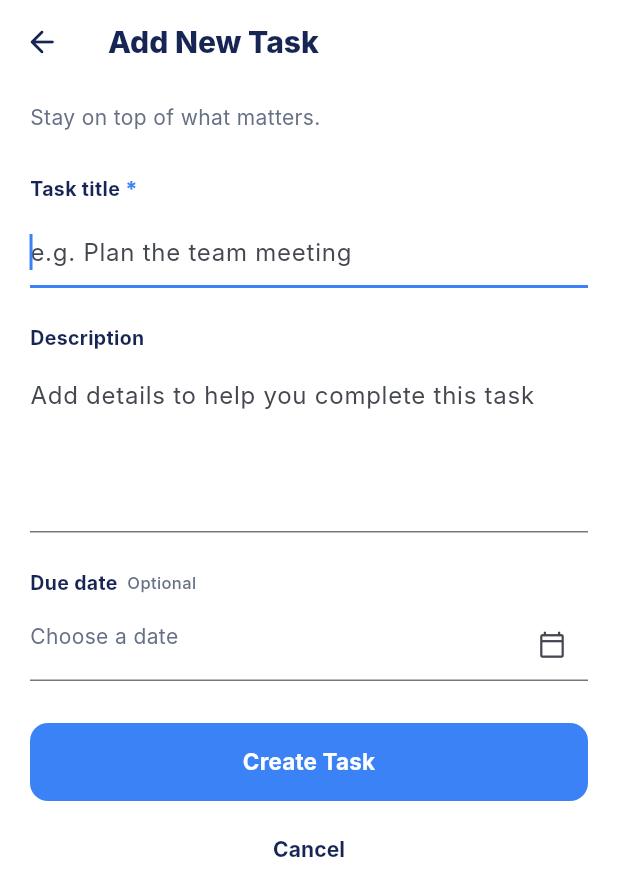
After one commit to DuminduMalinga/TaskFlow, a Flutter app: the AddTaskScreen screen opened directly, on a phone screen of 412 x 824 dp. The commit adds this screen. Shown: the top 896 px of the screen. Run offline on Flutter 3.47's test engine with Material 3 defaults, Android fonts, the phone set to English and light mode, and no system bars; Roboto replaces fonts that are missing (Inter).

Commit message:
Add dedicated task creation screen
Introduces a dedicated form for creating tasks with titles, descriptions, and optional due dates. Extracts shared app colors into a theme file and updates task home navigation and widget tests for the new flow.

```diff
--- /dev/null
+++ b/lib/screens/add_task_screen.dart
@@ -0,0 +1,271 @@
+import 'package:flutter/material.dart';
+
+import '../theme/app_colors.dart';
+
+class AddTaskResult {
+  const AddTaskResult({
+    required this.title,
+    required this.description,
+    this.dueDate,
+  });
+
+  final String title;
+  final String description;
+  final DateTime? dueDate;
+}
+
+class AddTaskScreen extends StatefulWidget {
+  const AddTaskScreen({super.key});
+
+  @override
+  State<AddTaskScreen> createState() => _AddTaskScreenState();
+}
+
+class _AddTaskScreenState extends State<AddTaskScreen> {
+  final _formKey = GlobalKey<FormState>();
+  late final TextEditingController _titleController;
+  late final TextEditingController _descriptionController;
+  DateTime? _dueDate;
+
+  @override
+  void initState() {
+    super.initState();
+    _titleController = TextEditingController();
+    _descriptionController = TextEditingController();
+  }
+
+  @override
+  void dispose() {
+    _titleController.dispose();
+    _descriptionController.dispose();
+    super.dispose();
+  }
+
+  Future<void> _selectDueDate() async {
+    final selectedDate = await showDatePicker(
+      context: context,
+      firstDate: DateTime.now(),
+      lastDate: DateTime.now().add(const Duration(days: 365 * 5)),
+      initialDate: _dueDate ?? DateTime.now(),
+      builder: (context, child) => Theme(
+        data: Theme.of(context).copyWith(
+          colorScheme: const ColorScheme.light(
+            primary: blue,
+            onPrimary: Colors.white,
+            surface: Colors.white,
+            onSurface: navy,
+          ),
+        ),
+        child: child!,
+      ),
+    );
+    if (selectedDate != null) {
+      setState(() => _dueDate = selectedDate);
+    }
+  }
+
+  void _createTask() {
+    if (!_formKey.currentState!.validate()) return;
+    Navigator.pop(
+      context,
+      AddTaskResult(
+        title: _titleController.text.trim(),
+        description: _descriptionController.text.trim(),
+        dueDate: _dueDate,
+      ),
+    );
+  }
+
+  String _formatDate(DateTime date) {
+    const months = [
+      'Jan',
+      'Feb',
+      'Mar',
+      'Apr',
+      'May',
+      'Jun',
+      'Jul',
+      'Aug',
+      'Sep',
+      'Oct',
+      'Nov',
+      'Dec',
+    ];
+    return '${months[date.month - 1]} ${date.day}, ${date.year}';
+  }
+
+  @override
+  Widget build(BuildContext context) {
+    final bottomInset = MediaQuery.viewInsetsOf(context).bottom;
+    return Scaffold(
+      backgroundColor: Colors.white,
+      appBar: AppBar(
+        backgroundColor: Colors.white,
+        leading: IconButton(
+          onPressed: () => Navigator.pop(context),
+          tooltip: 'Back',
+          icon: const Icon(Icons.arrow_back_rounded),
+        ),
+        title: const Text(
+          'Add New Task',
+          style: TextStyle(fontSize: 20, fontWeight: FontWeight.w800),
+        ),
+      ),
+      body: SafeArea(
+        child: Form(
+          key: _formKey,
+          child: SingleChildScrollView(
+            padding: EdgeInsets.fromLTRB(20, 12, 20, 24 + bottomInset),
+            child: Column(
+              crossAxisAlignment: CrossAxisAlignment.start,
+              children: [
+                const Text(
+                  'Stay on top of what matters.',
+                  style: TextStyle(color: muted, fontSize: 14, height: 1.4),
+                ),
+                const SizedBox(height: 28),
+                const _FieldLabel(label: 'Task title', required: true),
+                const SizedBox(height: 8),
+                TextFormField(
+                  controller: _titleController,
+                  autofocus: true,
+                  textCapitalization: TextCapitalization.sentences,
+                  textInputAction: TextInputAction.next,
+                  decoration: const InputDecoration(
+                    hintText: 'e.g. Plan the team meeting',
+                  ),
+                  validator: (value) => value == null || value.trim().isEmpty
+                      ? 'Enter a task title'
+                      : null,
+                ),
+                const SizedBox(height: 24),
+                const _FieldLabel(label: 'Description'),
+                const SizedBox(height: 8),
+                TextFormField(
+                  controller: _descriptionController,
+                  textCapitalization: TextCapitalization.sentences,
+                  textInputAction: TextInputAction.newline,
+                  maxLines: 5,
+                  minLines: 4,
+                  decoration: const InputDecoration(
+                    hintText: 'Add details to help you complete this task',
+                    alignLabelWithHint: true,
+                  ),
+                ),
+                const SizedBox(height: 24),
+                const _FieldLabel(label: 'Due date', optional: true),
+                const SizedBox(height: 8),
+                InkWell(
+                  onTap: _selectDueDate,
+                  borderRadius: BorderRadius.circular(12),
+                  child: InputDecorator(
+                    decoration: const InputDecoration(
+                      suffixIcon: Icon(Icons.calendar_today_outlined, size: 19),
+                    ),
+                    child: Text(
+                      _dueDate == null
+                          ? 'Choose a date'
+                          : _formatDate(_dueDate!),
+                      style: TextStyle(
+                        color: _dueDate == null ? muted : navy,
+                        fontSize: 14,
+                        fontWeight: _dueDate == null
+                            ? FontWeight.w400
+                            : FontWeight.w600,
+                      ),
+                    ),
+                  ),
+                ),
+                if (_dueDate != null)
+                  Align(
+                    alignment: Alignment.centerRight,
+                    child: TextButton(
+                      onPressed: () => setState(() => _dueDate = null),
+                      child: const Text('Remove date'),
+                    ),
+                  ),
+                const SizedBox(height: 28),
+                SizedBox(
+                  width: double.infinity,
+                  height: 52,
+                  child: FilledButton(
+                    onPressed: _createTask,
+                    style: FilledButton.styleFrom(
+                      backgroundColor: blue,
+                      foregroundColor: Colors.white,
+                      shape: RoundedRectangleBorder(
+                        borderRadius: BorderRadius.circular(12),
+                      ),
+                    ),
+                    child: const Text(
+                      'Create Task',
+                      style: TextStyle(
+                        fontSize: 15,
+                        fontWeight: FontWeight.w700,
+                      ),
+                    ),
+                  ),
+                ),
+                const SizedBox(height: 8),
+                SizedBox(
+                  width: double.infinity,
+                  height: 48,
+                  child: TextButton(
+                    onPressed: () => Navigator.pop(context),
+                    style: TextButton.styleFrom(foregroundColor: navy),
+                    child: const Text(
+                      'Cancel',
+                      style: TextStyle(fontWeight: FontWeight.w700),
+                    ),
+                  ),
+                ),
+              ],
+            ),
+          ),
+        ),
+      ),
+    );
+  }
+}
+
+class _FieldLabel extends StatelessWidget {
+  const _FieldLabel({
+    required this.label,
+    this.required = false,
+    this.optional = false,
+  });
+
+  final String label;
+  final bool required;
+  final bool optional;
+
+  @override
+  Widget build(BuildContext context) {
+    return Row(
+      children: [
+        Text(
+          label,
+          style: const TextStyle(
+            color: navy,
+            fontSize: 13,
+            fontWeight: FontWeight.w700,
+          ),
+        ),
+        if (required)
+          const Text(
+            ' *',
+            style: TextStyle(color: blue, fontWeight: FontWeight.w700),
+          ),
+        if (optional)
+          const Text(
+            '  Optional',
+            style: TextStyle(
+              color: muted,
+              fontSize: 11,
+              fontWeight: FontWeight.w500,
+            ),
+          ),
+      ],
+    );
+  }
+}
--- a/lib/screens/task_home_screen.dart
+++ b/lib/screens/task_home_screen.dart
@@ -1,10 +1,7 @@
 import 'package:flutter/material.dart';
 
-const navy = Color(0xFF172554);
-const blue = Color(0xFF3B82F6);
-const background = Color(0xFFF7F8FC);
-const border = Color(0xFFE7EAF1);
-const muted = Color(0xFF667085);
+import 'add_task_screen.dart';
+import '../theme/app_colors.dart';
 
 class TaskFlowApp extends StatelessWidget {
   const TaskFlowApp({super.key});
@@ -39,11 +36,13 @@ class Task {
   Task({
     required this.title,
     required this.description,
+    this.dueDate,
     this.isCompleted = false,
   });
 
   String title;
   String description;
+  DateTime? dueDate;
   bool isCompleted;
 }
 
@@ -127,6 +126,24 @@ class _TaskHomePageState extends State<TaskHomePage> {
   }
 
   Future<void> _openTaskEditor({Task? task}) async {
+    if (task == null) {
+      final result = await Navigator.push<AddTaskResult>(
+        context,
+        MaterialPageRoute(builder: (_) => const AddTaskScreen()),
+      );
+      if (!mounted || result == null) return;
+      setState(() {
+        _tasks.insert(
+          0,
+          Task(
+            title: result.title,
+            description: result.description,
+            dueDate: result.dueDate,
+          ),
+        );
+      });
+      return;
+    }
     final result = await showModalBottomSheet<Task>(
       context: context,
       isScrollControlled: true,
@@ -135,12 +152,8 @@ class _TaskHomePageState extends State<TaskHomePage> {
     );
     if (!mounted || result == null) return;
     setState(() {
-      if (task == null) {
-        _tasks.insert(0, result);
-      } else {
-        task.title = result.title;
-        task.description = result.description;
-      }
+      task.title = result.title;
+      task.description = result.description;
     });
   }
 
--- /dev/null
+++ b/lib/theme/app_colors.dart
@@ -0,0 +1,7 @@
+import 'package:flutter/material.dart';
+
+const navy = Color(0xFF172554);
+const blue = Color(0xFF3B82F6);
+const background = Color(0xFFF7F8FC);
+const border = Color(0xFFE7EAF1);
+const muted = Color(0xFF667085);
```
Also changed, not shown: 1 other file.
